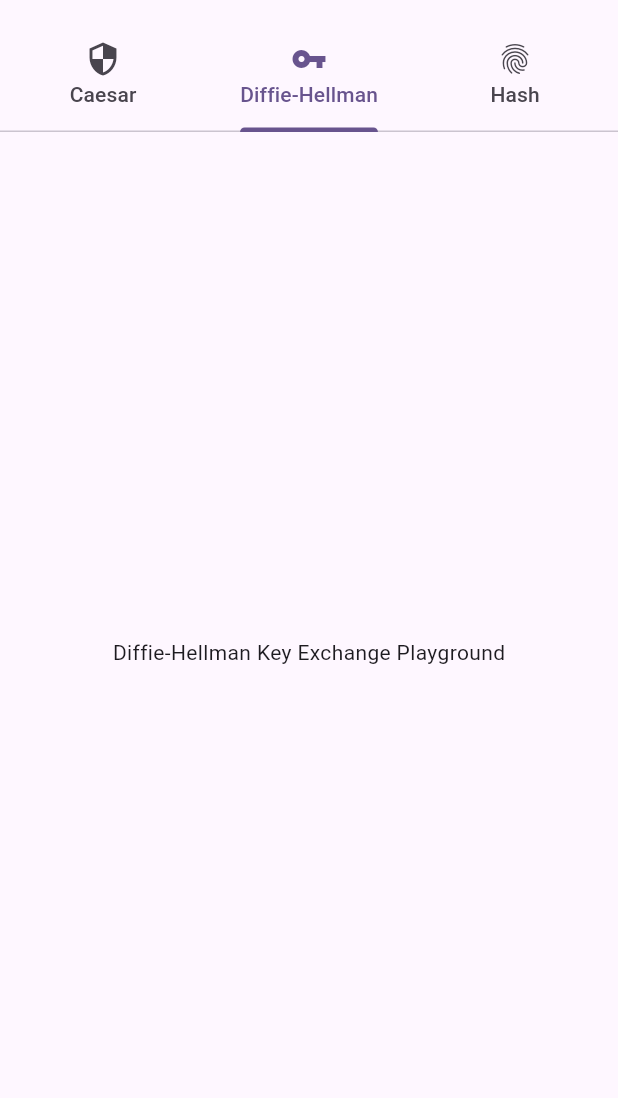
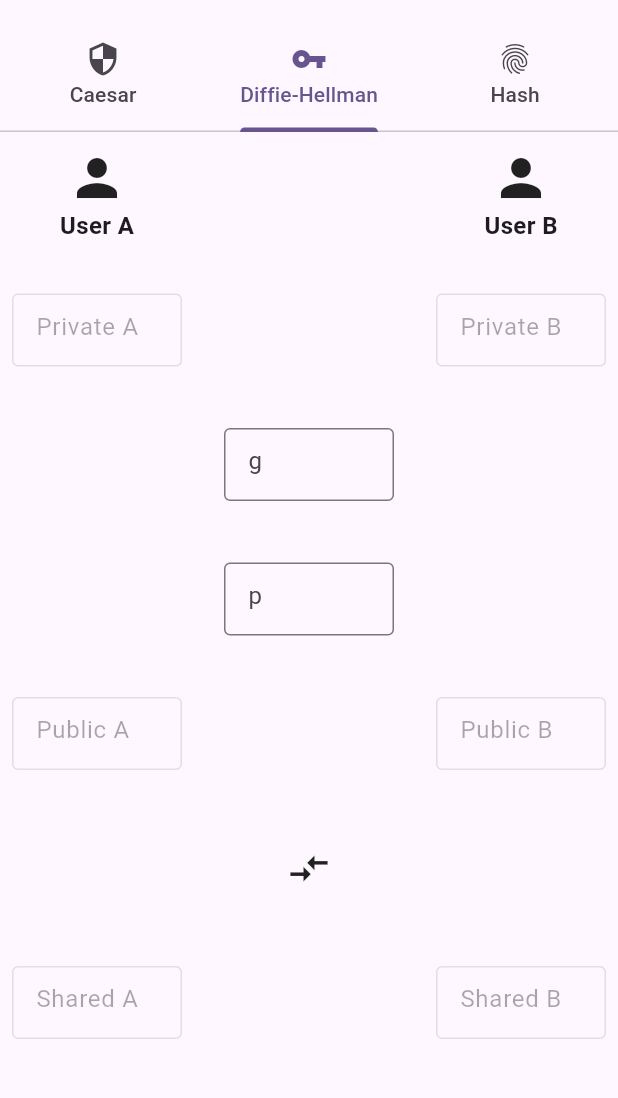
Before and after one commit to rafinha-as-br/flutter_encryption_playground, a Flutter app: the screen it shows after launch, tab 2 chosen, on a phone screen of 412 x 824 dp, the part 63-1161 px from its top. Run offline on Flutter 3.47's test engine with Material 3 defaults, Android fonts, the light colour scheme and no system bars.

Commit message:
Implementação do código de diffie hellman

```diff
--- a/encryption_playground/lib/app/app_bootstrap.dart
+++ b/encryption_playground/lib/app/app_bootstrap.dart
@@ -1,6 +1,7 @@
 import 'package:encryption_playground/features/caesar/presentation/ceasar_controller.dart';
 import 'package:flutter/material.dart';
 import 'package:provider/provider.dart';
+import '../features/diffie_hellman/presentation/diffie_hellman_controller.dart';
 import 'app.dart';
 
 class AppBootstrap extends StatelessWidget {
@@ -11,6 +12,7 @@ class AppBootstrap extends StatelessWidget {
     return MultiProvider(
       providers: [
         ChangeNotifierProvider(create: (context) => CeasarController()),
+        ChangeNotifierProvider(create: (context) => DiffieHellmanController()),
         // Add other providers here
       ],
       child: const App(),
--- a/encryption_playground/lib/features/diffie_hellman/presentation/pages/diffie_hellman_page.dart
+++ /dev/null
@@ -1,14 +0,0 @@
-import 'package:flutter/material.dart';
-
-class DiffieHellmanPage extends StatelessWidget {
-  const DiffieHellmanPage({super.key});
-
-  @override
-  Widget build(BuildContext context) {
-    return const Scaffold(
-      body: Center(
-        child: Text('Diffie-Hellman Key Exchange Playground'),
-      ),
-    );
-  }
-}
--- /dev/null
+++ b/encryption_playground/lib/features/diffie_hellman/presentation/pages/diffie_hellman_tab.dart
@@ -0,0 +1,41 @@
+import 'package:flutter/material.dart';
+
+import 'diffie_hellman_about_it.dart';
+import 'diffie_hellman_try_out.dart';
+
+class DiffieHellmanNavigationService {
+  DiffieHellmanNavigationService._internal();
+  static final DiffieHellmanNavigationService _instance = DiffieHellmanNavigationService._internal();
+  static DiffieHellmanNavigationService get instance => _instance;
+
+  final GlobalKey<NavigatorState> navigatorKey = GlobalKey<NavigatorState>();
+}
+
+class DiffieHellmanTab extends StatelessWidget {
+  const DiffieHellmanTab({super.key});
+
+
+
+  @override
+  Widget build(BuildContext context) {
+    return Navigator(
+      key: DiffieHellmanNavigationService.instance.navigatorKey,
+      initialRoute: 'try_out',
+      onGenerateRoute: (settings){
+        Widget page;
+        switch(settings.name) {
+          case 'try_out':
+            page = const DiffieHellmanTryOut();
+            break;
+          case 'about':
+          page = const DiffieHellmanAboutIt();
+          break;
+          default:
+            page = const DiffieHellmanTryOut();
+
+        }
+        return MaterialPageRoute(builder: (_) => page, settings: settings);
+      },
+    );
+  }
+}
--- /dev/null
+++ b/encryption_playground/lib/features/diffie_hellman/presentation/pages/diffie_hellman_try_out.dart
@@ -0,0 +1,158 @@
+import 'dart:math';
+import 'package:flutter/material.dart';
+
+class DiffieHellmanTryOut extends StatefulWidget {
+  const DiffieHellmanTryOut({super.key});
+
+  @override
+  State<DiffieHellmanTryOut> createState() => _DiffieHellmanTryOutState();
+}
+
+class _DiffieHellmanTryOutState extends State<DiffieHellmanTryOut> {
+
+  int modExp(int base, int exp, int mod) {
+    int result = 1;
+    base = base % mod;
+
+    while (exp > 0) {
+      if (exp % 2 == 1) {
+        result = (result * base) % mod;
+      }
+      base = (base * base) % mod;
+      exp = exp ~/ 2;
+    }
+
+    return result;
+  }
+
+  int generatePrivateKey(int p) {
+    final random = Random.secure();
+    return random.nextInt(p - 2) + 1;
+  }
+
+  final TextEditingController gController = TextEditingController();
+  final TextEditingController pController = TextEditingController();
+
+  final TextEditingController userAPrivateKeyController = TextEditingController();
+  final TextEditingController userBPrivateKeyController = TextEditingController();
+
+  final TextEditingController userAPublicKeyController = TextEditingController();
+  final TextEditingController userBPublicKeyController = TextEditingController();
+
+  final TextEditingController sharedSecretAController = TextEditingController();
+  final TextEditingController sharedSecretBController = TextEditingController();
+
+  @override
+  Widget build(BuildContext context) {
+    return Scaffold(
+      body: Padding(
+        padding: const EdgeInsets.symmetric(
+          vertical: 10
+        ),
+        child: GridView.count(
+          crossAxisCount: 3,
+          crossAxisSpacing: 12,
+          mainAxisSpacing: 25,
+          childAspectRatio: 2,
+          children: [
+
+            _title("User A"),
+            const SizedBox(),
+            _title("User B"),
+
+
+
+            /// ROW 2 (Private Keys)
+            _field(userAPrivateKeyController, enabled: false, hint: "Private A"),
+            const SizedBox(),
+            _field(userBPrivateKeyController, enabled: false, hint: "Private B"),
+
+            /// ROW 3 (CENTER P & G INPUTS)
+            const SizedBox(),
+            _field(gController, enabled: true, hint: "g"),
+            const SizedBox(),
+
+            const SizedBox(),
+            _field(pController, enabled: true, hint: "p"),
+            const SizedBox(),
+
+
+            /// ROW 3 (Public Keys)
+            _field(userAPublicKeyController, enabled: false, hint: "Public A"),
+            const SizedBox(),
+            _field(userBPublicKeyController, enabled: false, hint: "Public B"),
+
+            /// ROW 4 (cross-arrows)
+            const SizedBox(),
+            Icon(Icons.compare_arrows, size: 30),
+            const SizedBox(),
+
+            /// ROW 5 (Shared Secret)
+            _field(sharedSecretAController, enabled: false, hint: "Shared A"),
+            const SizedBox(),
+            _field(sharedSecretBController, enabled: false, hint: "Shared B"),
+          ],
+        ),
+      ),
+    );
+  }
+
+  Widget _title(String text) {
+    return Column(
+      mainAxisAlignment: MainAxisAlignment.center,
+      children: [
+        Icon(Icons.person, size: 40),
+        Text(
+          text,
+          style: const TextStyle(
+            fontWeight: FontWeight.bold,
+            fontSize: 16,
+          ),
+        ),
+      ],
+    );
+  }
+
+  Widget _field(TextEditingController controller,
+      {bool enabled = true, String? hint}) {
+    return Padding(
+      padding: const EdgeInsets.all(8.0),
+      child: Center(
+        child: TextField(
+          controller: controller,
+          enabled: enabled,
+          decoration: InputDecoration(
+            hintText: hint,
+            border: OutlineInputBorder(),
+          ),
+        ),
+      ),
+    );
+  }
+
+  Widget _centerInputs() {
+    return Column(
+      mainAxisAlignment: MainAxisAlignment.center,
+      children: [
+        TextField(
+          controller: gController,
+          decoration: const InputDecoration(
+            hintText: 'g',
+            border: OutlineInputBorder(),
+          ),
+          keyboardType: TextInputType.number,
+        ),
+        const SizedBox(height: 8),
+        TextField(
+          controller: pController,
+          decoration: const InputDecoration(
+            hintText: 'p',
+            border: OutlineInputBorder(),
+          ),
+          keyboardType: TextInputType.number,
+        ),
+      ],
+    );
+  }
+
+}
--- a/encryption_playground/lib/features/home/presentation/pages/home_page.dart
+++ b/encryption_playground/lib/features/home/presentation/pages/home_page.dart
@@ -1,6 +1,6 @@
 import 'package:flutter/material.dart';
 import '../../../caesar/presentation/pages/ceasar_tab.dart';
-import '../../../diffie_hellman/presentation/pages/diffie_hellman_page.dart';
+import '../../../diffie_hellman/presentation/pages/diffie_hellman_tab.dart';
 import '../../../hash/presentation/pages/hash_page.dart';
 
 class HomePage extends StatefulWidget {
@@ -50,7 +50,7 @@ class _HomePageState extends State<HomePage> with SingleTickerProviderStateMixin
         physics: const NeverScrollableScrollPhysics(), // Disable swipe to avoid navigator conflicts
         children: [
           _buildTab(0, const CaesarTab()),
-          _buildTab(1, const DiffieHellmanPage()),
+          _buildTab(1, const DiffieHellmanTab()),
           _buildTab(2, const HashPage()),
         ],
       ),
```
Also changed, not shown: encryption_playground/lib/features/diffie_hellman/presentation/diffie_hellman_controller.dart (added, +42 -0 lines), encryption_playground/lib/features/diffie_hellman/presentation/pages/diffie_hellman_about_it.dart (added, +17 -0 lines).
